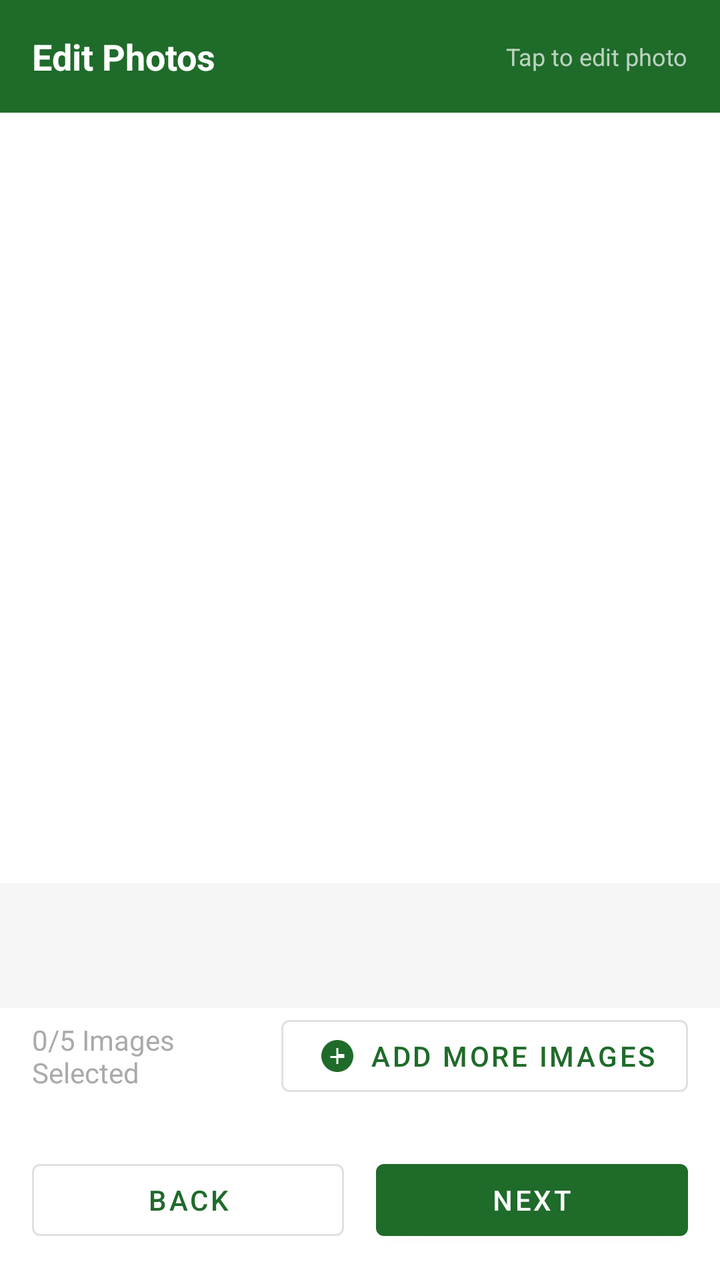
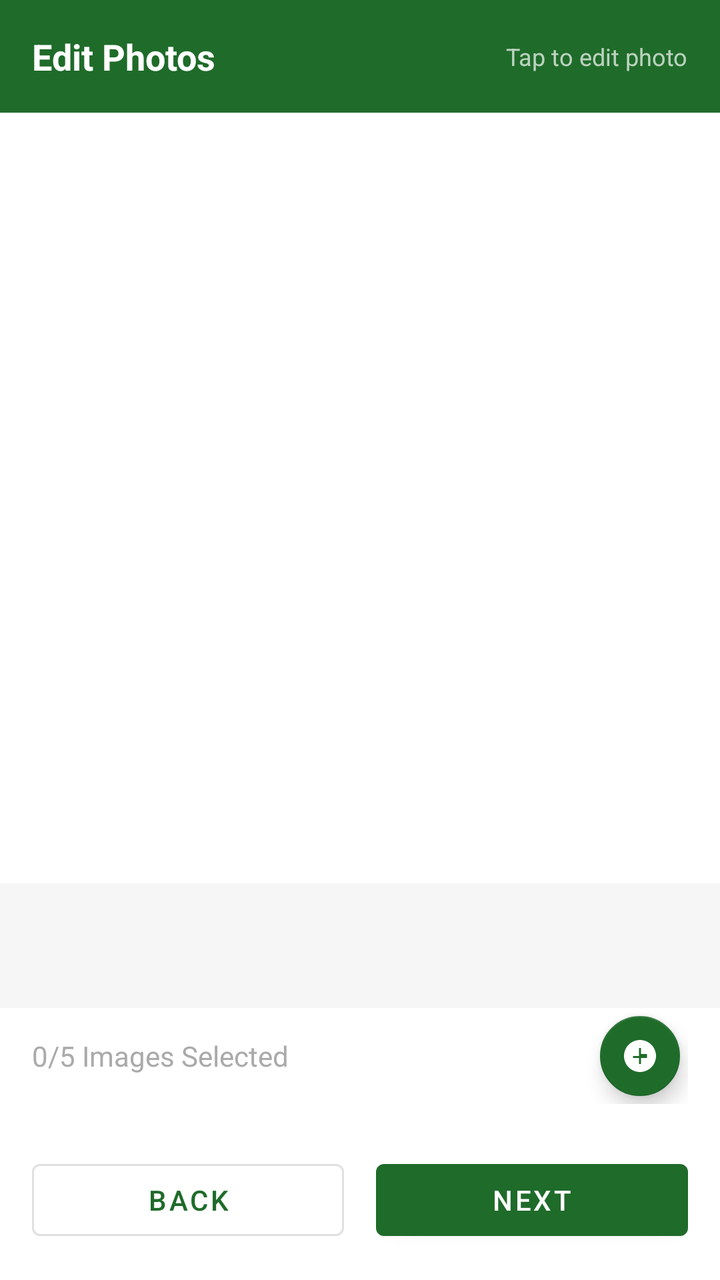

Compare the two renders of this Android layout. The source of the first and the diff that turns it into the second are given below.
<!-- AndroidManifest.xml: application theme Theme.PEVPlugShare -->
<!-- res/layout/activity_photo_gallery_editor.xml -->
<?xml version="1.0" encoding="utf-8"?>
<LinearLayout xmlns:android="http://schemas.android.com/apk/res/android"
    xmlns:app="http://schemas.android.com/apk/res-auto"
    android:layout_width="match_parent"
    android:layout_height="match_parent"
    android:orientation="vertical"
    android:background="@android:color/white">

    
    <LinearLayout
        android:layout_width="match_parent"
        android:layout_height="wrap_content"
        android:orientation="horizontal"
        android:padding="16dp"
        android:background="?attr/colorPrimary"
        android:gravity="center_vertical">

        <TextView
            android:id="@+id/titleText"
            android:layout_width="0dp"
            android:layout_height="wrap_content"
            android:layout_weight="1"
            android:text="Edit Photos"
            android:textSize="18sp"
            android:textStyle="bold"
            android:textColor="@android:color/white" />

        <TextView
            android:layout_width="wrap_content"
            android:layout_height="wrap_content"
            android:text="Tap to edit photo"
            android:textSize="12sp"
            android:textColor="@android:color/white"
            android:alpha="0.7" />
    </LinearLayout>

    
    <androidx.recyclerview.widget.RecyclerView
        android:id="@+id/photoGalleryRecycler"
        android:layout_width="match_parent"
        android:layout_height="0dp"
        android:layout_weight="1"
        android:padding="8dp"
        android:scrollbars="vertical" />

    
    <TextView
        android:layout_width="match_parent"
        android:layout_height="wrap_content"
        android:padding="16dp"
        android:text="Tap any photo to edit (crop, zoom, add focus area). Photos with focus areas show a badge."
        android:textSize="12sp"
        android:textColor="@android:color/darker_gray"
        android:gravity="center"
        android:background="@android:color/darker_gray"
        android:alpha="0.1" />

    
    <LinearLayout
        android:layout_width="match_parent"
        android:layout_height="wrap_content"
        android:orientation="horizontal"
        android:gravity="center_vertical"
        android:paddingStart="16dp"
        android:paddingEnd="16dp"
        android:paddingBottom="8dp">

        <TextView
            android:id="@+id/imageCountTextView"
            android:layout_width="0dp"
            android:layout_height="wrap_content"
            android:layout_weight="1"
            android:text="0/5 Images Selected"
            android:textSize="14sp"
            android:textColor="@android:color/darker_gray" />

        <com.google.android.material.button.MaterialButton
            android:id="@+id/addMoreImagesButton"
            android:layout_width="wrap_content"
            android:layout_height="wrap_content"
            android:text="Add More Images"
            app:icon="@drawable/ic_add"
            style="@style/Widget.MaterialComponents.Button.OutlinedButton" />
    </LinearLayout>

    
    <LinearLayout
        android:layout_width="match_parent"
        android:layout_height="wrap_content"
        android:orientation="horizontal"
        android:padding="16dp"
        android:gravity="end"
        android:weightSum="2">

        <com.google.android.material.button.MaterialButton
            android:id="@+id/backButton"
            android:layout_width="0dp"
            android:layout_height="wrap_content"
            android:layout_weight="1"
            android:layout_marginEnd="8dp"
            android:text="Back"
            style="@style/Widget.MaterialComponents.Button.OutlinedButton" />

        <com.google.android.material.button.MaterialButton
            android:id="@+id/nextButton"
            android:layout_width="0dp"
            android:layout_height="wrap_content"
            android:layout_weight="1"
            android:layout_marginStart="8dp"
            android:text="Next"
            style="@style/Widget.MaterialComponents.Button" />
    </LinearLayout>
</LinearLayout>
<!-- resources referenced by this layout -->
<resources>
  <!-- drawable ic_add (drawable) -->
  <?xml version="1.0" encoding="utf-8"?>
  <vector xmlns:android="http://schemas.android.com/apk/res/android"
      android:width="24dp"
      android:height="24dp"
      android:viewportWidth="24"
      android:viewportHeight="24">
      <path
          android:fillColor="#000000"
          android:pathData="M12,4C7.58,4 4,7.58 4,12s3.58,8 8,8 8,-3.58 8,-8 -3.58,-8 -8,-8zm3.5,9h-3v3h-1v-3h-3v-1h3V8h1v3h3v1z" />
  </vector>
  <style name="Theme.PEVPlugShare" parent="Theme.MaterialComponents.Light.NoActionBar">
          <item name="colorPrimary">@color/md_theme_primary</item>
          <item name="colorSecondary">@color/md_theme_secondary</item>
          <item name="colorError">@color/md_theme_error</item>
      </style>
  <color name="md_theme_primary">#1f6b2a</color>
  <color name="md_theme_secondary">#2d7a3f</color>
  <color name="md_theme_error">#c00000</color>
</resources>

<!-- the commit's change to res/layout/activity_photo_gallery_editor.xml (unified diff, before → after) -->
@@ -74,13 +74,15 @@
             android:textSize="14sp"
             android:textColor="@android:color/darker_gray" />
 
-        <com.google.android.material.button.MaterialButton
+        <com.google.android.material.floatingactionbutton.FloatingActionButton
             android:id="@+id/addMoreImagesButton"
             android:layout_width="wrap_content"
             android:layout_height="wrap_content"
-            android:text="Add More Images"
-            app:icon="@drawable/ic_add"
-            style="@style/Widget.MaterialComponents.Button.OutlinedButton" />
+            android:src="@drawable/ic_add"
+            app:tint="@android:color/white"
+            app:fabSize="mini"
+            app:backgroundTint="?attr/colorPrimary"
+            android:contentDescription="Add more images" />
     </LinearLayout>
 
     
